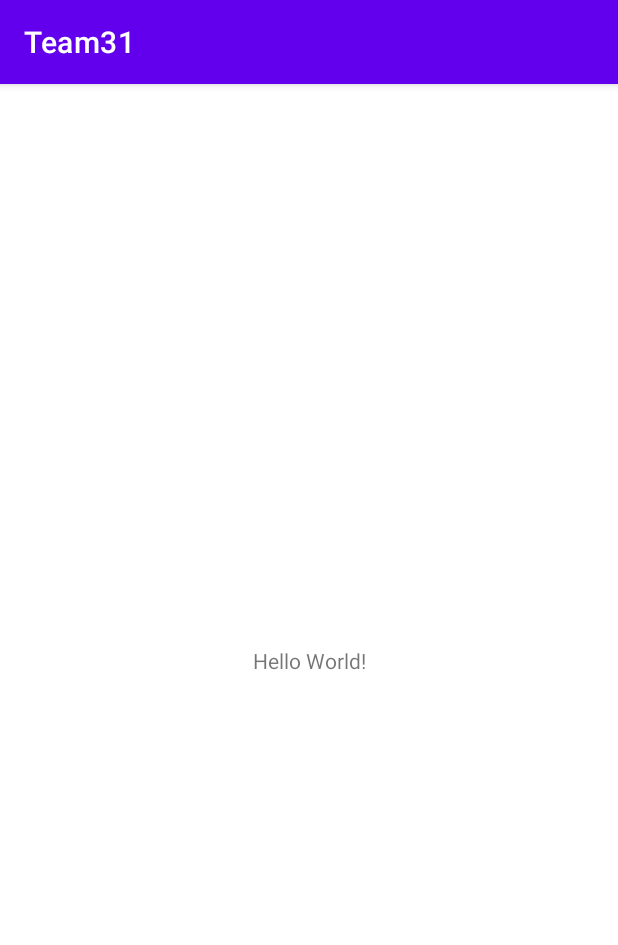
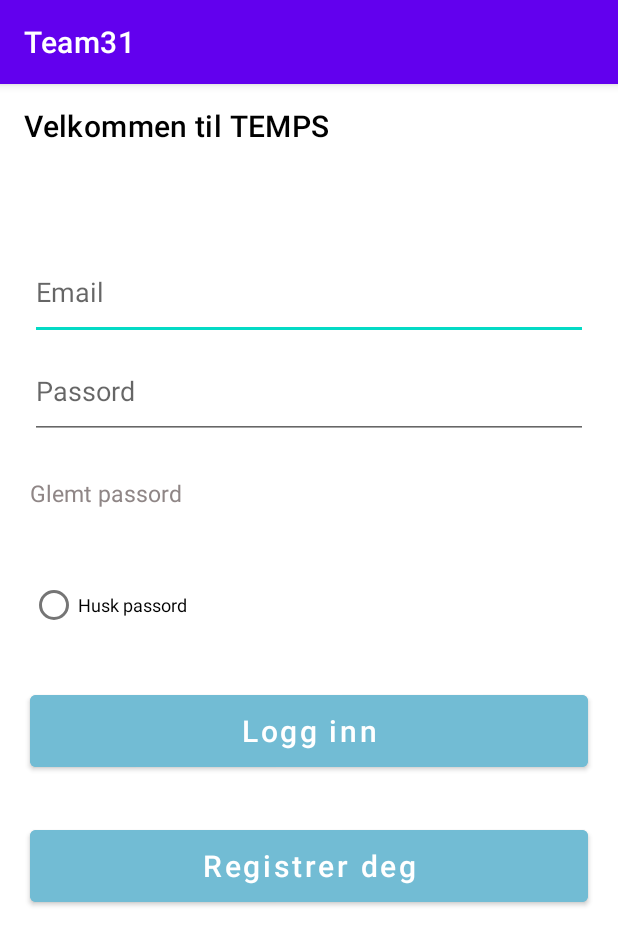
Before and after one commit to lisaantufyeva/IN2000---TEMPS, an Android app: the screen it shows after launch (MainActivity), on a phone screen of 412 x 824 dp. Shown: the top 945 px of the screen. Run offline under Robolectric (Android 15) with nearby library versions, the phone set to English and light mode, and no system bars.

Commit message:
Legger inn enkel login-side.

```diff
--- a/app/build.gradle
+++ b/app/build.gradle
@@ -42,4 +42,9 @@ dependencies {
     testImplementation 'junit:junit:4.+'
     androidTestImplementation 'androidx.test.ext:junit:1.1.2'
     androidTestImplementation 'androidx.test.espresso:espresso-core:3.3.0'
+
+    //Glide-bilde
+    implementation 'com.github.bumptech.glide:glide:4.12.0'
+    annotationProcessor 'com.github.bumptech.glide:compiler:4.12.0'
+    implementation 'de.hdodenhof:circleimageview:3.1.0'
 }
--- a/app/src/main/AndroidManifest.xml
+++ b/app/src/main/AndroidManifest.xml
@@ -1,6 +1,9 @@
 <?xml version="1.0" encoding="utf-8"?>
 <manifest xmlns:android="http://schemas.android.com/apk/res/android"
     package="com.example.team31">
+
+    <uses-permission android:name="android.permission.INTERNET" />
+    <uses-permission android:name="android.permission.ACCESS_NETWORK_STATE" />
 
     <application
         android:allowBackup="true"
@@ -9,6 +12,7 @@
         android:roundIcon="@mipmap/ic_launcher_round"
         android:supportsRtl="true"
         android:theme="@style/Theme.Team31">
+        <activity android:name=".InfoSkjerm"></activity>
         <activity android:name=".MainActivity">
             <intent-filter>
                 <action android:name="android.intent.action.MAIN" />
--- /dev/null
+++ b/app/src/main/java/com/example/team31/Bruker.kt
@@ -0,0 +1,5 @@
+package com.example.team31
+
+import java.io.Serializable
+
+data class Bruker(val id: Int?, val email: String?, val passord: String?, val bilde: String?, val navn:String?):Serializable
--- a/app/src/main/java/com/example/team31/MainActivity.kt
+++ b/app/src/main/java/com/example/team31/MainActivity.kt
@@ -1,11 +1,83 @@
 package com.example.team31
 
+import android.content.Context
+import android.content.Intent
 import androidx.appcompat.app.AppCompatActivity
 import android.os.Bundle
+import android.view.inputmethod.InputMethodManager
+import android.widget.Button
+import android.widget.TextView
+import android.widget.Toast
+import java.io.Serializable
 
 class MainActivity : AppCompatActivity() {
     override fun onCreate(savedInstanceState: Bundle?) {
         super.onCreate(savedInstanceState)
         setContentView(R.layout.activity_main)
+
+        val knapp = findViewById<Button>(R.id.loginn_knapp)
+
+        val bruker1 = Bruker(1, "gregoraskjer1998@gmail.com", "team31",  "https://scontent.fosl4-2.fna.fbcdn.net/v/t1.0-9/20914600_1599415190131918_6973241602838320977_n.jpg?_nc_cat=109&ccb=1-3&_nc_sid=09cbfe&_nc_ohc=u40y80CFTb4AX9ym_wJ&_nc_ht=scontent.fosl4-2.fna&oh=5050d239d40b315210e726be23efd012&oe=6080875B", "Gregor Askjer")
+        val bruker2 = Bruker(2, "erna@gmail.com", "team31", "https://media.snl.no/media/55190/standard_ernasolberg2_portrett.jpg", "Erna Solberg")
+        val bruker3 = Bruker(3, "jonas@gmail.com", "team31", "https://scontent.fosl4-2.fna.fbcdn.net/v/t1.0-9/25299036_1651451734877105_8386288601747239610_n.jpg?_nc_cat=101&ccb=1-3&_nc_sid=09cbfe&_nc_ohc=GZX3gMALj_wAX9454mm&_nc_ht=scontent.fosl4-2.fna&oh=6b87999d39614bb4a068c0628f8f0c36&oe=607F6F4F", "Jonas Erikstein")
+        val bruker4 = Bruker(4, "henrik@gmail.com", "team31", "https://media-exp1.licdn.com/dms/image/C5603AQErhUyvuP4IFg/profile-displayphoto-shrink_200_200/0/1517526098923?e=1618444800&v=beta&t=gR3iaoZIg8ZJnx-xXfrnmvwyiUtutQoBnCUzsh0bsdA", "Henrik Baardson")
+
+        val brukere = mutableListOf<Bruker>()
+        brukere.add(bruker1)
+        brukere.add(bruker2)
+        brukere.add(bruker3)
+        brukere.add(bruker4)
+
+        val email = findViewById<TextView>(R.id.email)
+        val passord = findViewById<TextView>(R.id.passord)
+
+        knapp.setOnClickListener {
+            val email_svar = email.text.toString()
+            val passord_svar = passord.text.toString()
+            if (email_svar.isBlank() || passord_svar.isBlank() ){
+                Toast.makeText(this, "Ugyldig input!", Toast.LENGTH_SHORT).show()
+                hideKeyboard()
+                return@setOnClickListener
+            }
+            //val user = brukere.email.find(email_svar)
+            val user: Bruker? = brukere.find { it.email == email_svar }
+
+            if (user != null) {
+                //Toast.makeText(this@MainActivity, user.navn, Toast.LENGTH_SHORT).show()
+
+                if (passord_svar == user.passord){
+                    startActivity2(user)
+                }
+                else {
+                    email.text = ""
+                    passord.text = ""
+                    Toast.makeText(this, "Feil passord", Toast.LENGTH_SHORT).show()
+                }
+            }
+
+            else {
+                Toast.makeText(this, "Du er ikke registrert hos oss. Registrer deg nå!", Toast.LENGTH_LONG).show()
+            }
+
+
+            hideKeyboard()
+        }
+
+    }
+
+    fun startActivity2(i:Bruker){
+        val intent = Intent(this, InfoSkjerm::class.java)
+        intent.putExtra("User", i as Serializable)
+        startActivity(intent)
+    }
+
+    fun hideKeyboard() {
+        val view = this.currentFocus
+        if (view != null){
+            val hideMe = getSystemService(Context.INPUT_METHOD_SERVICE) as InputMethodManager
+            hideMe.hideSoftInputFromWindow(view.windowToken,0)
+
+
+        }
     }
 }
--- a/app/src/main/res/layout/activity_main.xml
+++ b/app/src/main/res/layout/activity_main.xml
@@ -1,18 +1,106 @@
 <?xml version="1.0" encoding="utf-8"?>
-<androidx.constraintlayout.widget.ConstraintLayout xmlns:android="http://schemas.android.com/apk/res/android"
+<RelativeLayout xmlns:android="http://schemas.android.com/apk/res/android"
     xmlns:app="http://schemas.android.com/apk/res-auto"
     xmlns:tools="http://schemas.android.com/tools"
     android:layout_width="match_parent"
     android:layout_height="match_parent"
     tools:context=".MainActivity">
 
+
+    <androidx.appcompat.widget.Toolbar
+
+        android:id="@+id/toolbar_login"
+        android:layout_width="match_parent"
+        android:layout_height="wrap_content"
+        android:background="#FFFFFF"
+        app:title="Velkommen til TEMPS"
+        app:titleTextColor="#000000" />
+
+    <EditText
+
+        android:id="@+id/email"
+        android:layout_width="match_parent"
+        android:layout_height="wrap_content"
+        android:layout_below="@+id/toolbar_login"
+        android:layout_marginLeft="20dp"
+        android:layout_marginRight="20dp"
+        android:layout_marginTop="60dp"
+        android:drawablePadding="10dp"
+        android:hint="Email"
+        android:inputType="textEmailAddress"
+        android:paddingBottom="20dp">
+
+
+    </EditText>
+
+
+    <EditText
+
+        android:id="@+id/passord"
+        android:layout_width="match_parent"
+        android:layout_height="wrap_content"
+        android:layout_below="@+id/email"
+        android:layout_marginLeft="20dp"
+        android:layout_marginTop="11dp"
+        android:layout_marginRight="20dp"
+        android:drawablePadding="10dp"
+        android:paddingBottom="20dp"
+        android:hint="Passord"
+        android:inputType="textPassword" />
+
     <TextView
+
+        android:id="@+id/glemt_passord"
         android:layout_width="wrap_content"
         android:layout_height="wrap_content"
-        android:text="Hello World!"
-        app:layout_constraintBottom_toBottomOf="parent"
-        app:layout_constraintLeft_toLeftOf="parent"
-        app:layout_constraintRight_toRightOf="parent"
-        app:layout_constraintTop_toTopOf="parent" />
+        android:layout_below="@+id/passord"
+        android:layout_marginLeft="20dp"
+        android:layout_marginTop="25dp"
+        android:text="Glemt passord"
+        android:textColor="#8F8686"
+        android:textSize="15dp" />
+    <RadioButton
 
-</androidx.constraintlayout.widget.ConstraintLayout>
+        android:id="@+id/remember_password"
+        android:layout_width="wrap_content"
+        android:layout_height="wrap_content"
+        android:layout_below="@+id/glemt_passord"
+        android:layout_marginTop="40dp"
+        android:layout_marginLeft="20dp"
+        android:layout_marginRight="20dp"
+        android:text="Husk passord"
+        android:textSize="12dp"
+        android:checked="false"/>
+
+    <Button
+
+        android:id="@+id/loginn_knapp"
+        android:layout_width="match_parent"
+        android:layout_height="60dp"
+        android:layout_below="@+id/remember_password"
+        android:layout_marginTop="30dp"
+        android:layout_marginLeft="20dp"
+        android:layout_marginRight="20dp"
+        android:text="Logg inn"
+        android:textColor="#FFFFFF"
+        android:textSize="20dp"
+        android:textAllCaps="false"
+        android:backgroundTint="#72bcd4" />
+    <Button
+
+        android:id="@+id/registrer_knapp"
+        android:layout_width="match_parent"
+        android:layout_height="60dp"
+        android:layout_below="@+id/loginn_knapp"
+        android:layout_marginTop="30dp"
+        android:layout_marginLeft="20dp"
+        android:layout_marginRight="20dp"
+        android:text="Registrer deg"
+        android:textColor="#FFFFFF"
+        android:textSize="20dp"
+        android:textAllCaps="false"
+        android:backgroundTint="#72bcd4" />
+
+
+
+</RelativeLayout>
```
Also changed, not shown: app/src/main/java/com/example/team31/InfoSkjerm.kt (added, +24 -0 lines), app/src/main/res/layout/activity_info_skjerm.xml (added, +37 -0 lines).
